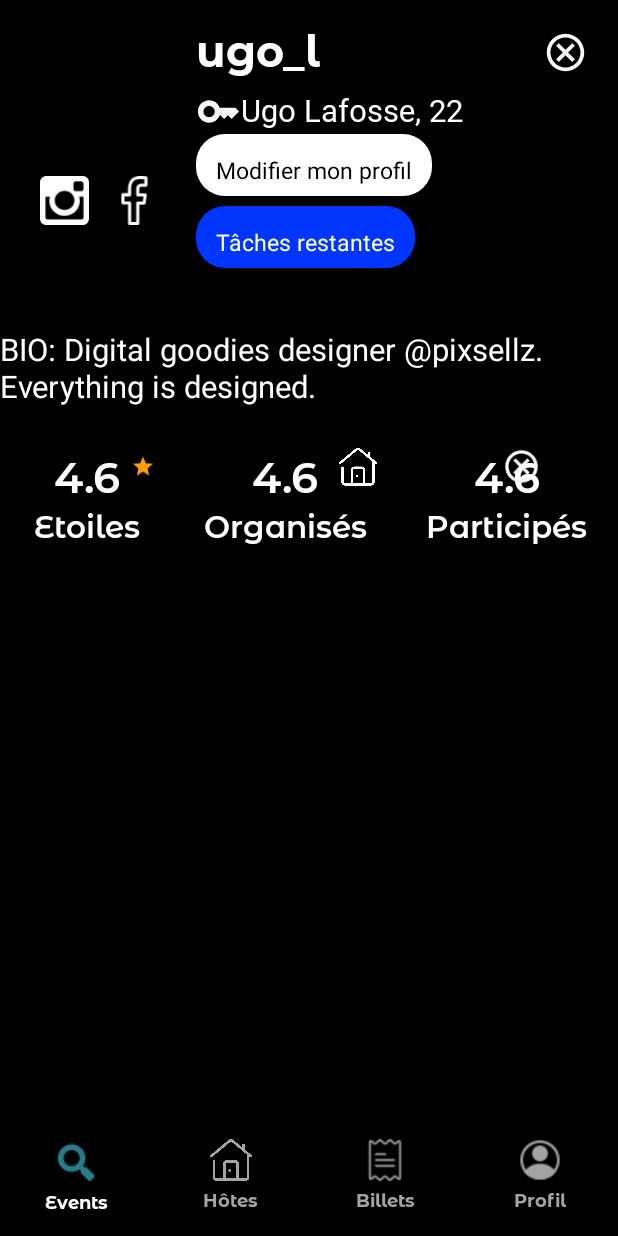
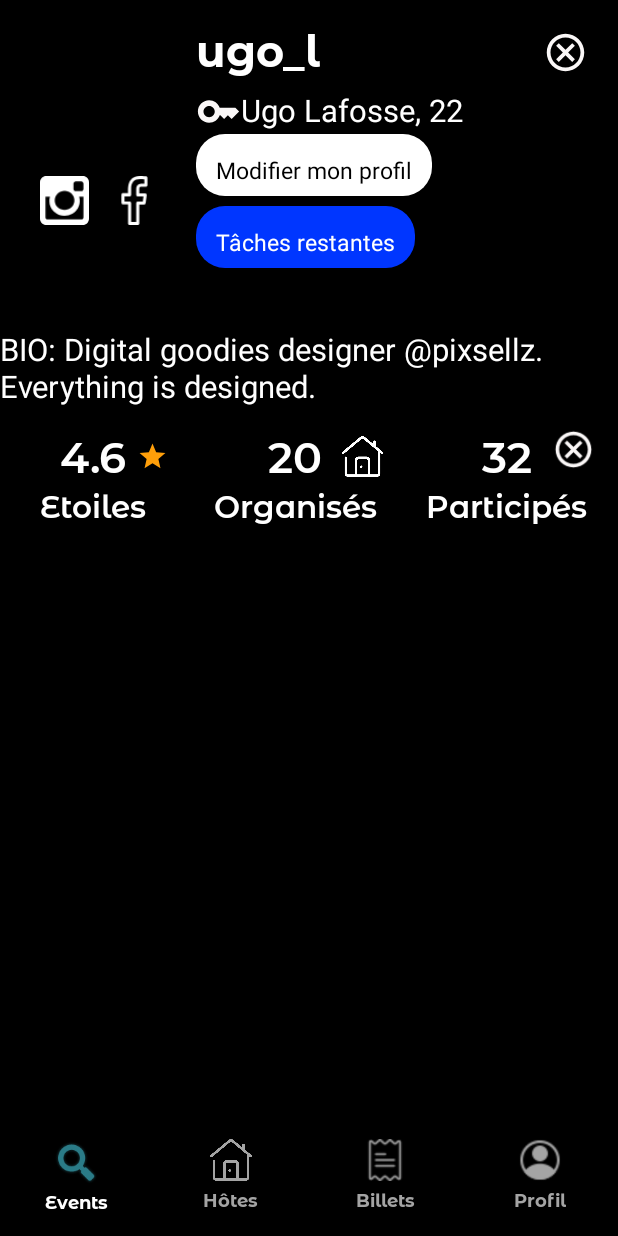
Before and after one commit to gaganpreetkis/clubin-Android, an Android app: the fragment ProfileDetailsFragment placed in its activity, on a phone screen of 412 x 824 dp. Run offline under Robolectric (Android 15) with nearby library versions, the phone set to English and light mode, and no system bars; our stand-ins replace sdp/ssp sizes.

Commit message:
add code profile fragment

```diff
--- a/app/src/main/java/com/clubin/com/tabbar/TabBarActivity.kt
+++ b/app/src/main/java/com/clubin/com/tabbar/TabBarActivity.kt
@@ -12,6 +12,7 @@ import androidx.fragment.app.Fragment
 import androidx.fragment.app.FragmentTransaction
 import com.clubin.com.R
 import com.clubin.com.fragment.event.view.EventFragment
+import com.clubin.com.profile.ProfileFragment
 
 class TabBarActivity : AppCompatActivity(), View.OnClickListener {
 
@@ -42,7 +43,12 @@ class TabBarActivity : AppCompatActivity(), View.OnClickListener {
 
         eventTab.performClick()
     }
-
+    companion object {
+        var mInstance: TabBarActivity? = null
+        fun getInstance(): TabBarActivity {
+            return mInstance!!
+        }
+    }
     private fun setupFindViewById() {
         container = findViewById(R.id.container)
 
@@ -99,11 +105,14 @@ class TabBarActivity : AppCompatActivity(), View.OnClickListener {
             }
             profileTab -> {
                 setupTabs(3)
+                addFragment(ProfileFragment(), false)
             }
         }
     }
 
-    fun addFragment(frag: Fragment, addToBackStack: Boolean) {
+
+
+    public fun addFragment(frag: Fragment, addToBackStack: Boolean) {
         /*if (!isFinishing) {
             util.hideKeyboard(this)
         }*/
@@ -121,7 +130,7 @@ class TabBarActivity : AppCompatActivity(), View.OnClickListener {
         if (addToBackStack) trans.addToBackStack(frag::class.java.simpleName)
 
         trans.commit()
-        supportFragmentManager.executePendingTransactions()
+        supportFragmentManager!!.executePendingTransactions()
     }
 
     fun removeFragment() {
--- a/app/src/main/res/layout/fragment_profile.xml
+++ b/app/src/main/res/layout/fragment_profile.xml
@@ -39,7 +39,7 @@
                     android:id="@+id/textViewAddress"
                     android:layout_width="wrap_content"
                     android:layout_height="wrap_content"
-                    android:fontFamily="@font/montserrat_alternates_medium"
+                    android:fontFamily="@font/montserrat_alternates_regular"
                     android:text="Ugo Lafosse, 22 ans"
                     android:textColor="@color/white"
                     android:textSize="@dimen/_16ssp" />
@@ -48,7 +48,7 @@
                     android:id="@+id/textViewAddress2"
                     android:layout_width="wrap_content"
                     android:layout_height="wrap_content"
-                    android:fontFamily="@font/montserrat_alternates_medium"
+                    android:fontFamily="@font/montserrat_alternates_regular"
                     android:text="Membre Clubin depuis 2020"
                     android:textColor="@color/white"
                     android:textSize="@dimen/_12ssp" />
@@ -67,6 +67,7 @@
             android:background="@color/grey" />
 
         <LinearLayout
+            android:id="@+id/view_center"
             android:layout_width="match_parent"
             android:layout_height="wrap_content"
             android:layout_margin="@dimen/_5sdp"
--- a/app/src/main/res/layout/fragment_profile_details.xml
+++ b/app/src/main/res/layout/fragment_profile_details.xml
@@ -70,7 +70,7 @@
                     android:layout_below="@+id/textViewName"
                     android:layout_marginTop="@dimen/_5sdp"
                     android:drawableLeft="@drawable/ic_baseline_key"
-                    android:fontFamily="@font/montserrat_alternates_medium"
+                    android:fontFamily="@font/montserrat_alternates_regular"
                     android:text="Ugo Lafosse, 22"
                     android:textColor="@color/white"
                     android:textSize="@dimen/_16ssp" />
@@ -133,7 +133,7 @@
         android:id="@+id/textViewBio"
         android:layout_width="wrap_content"
         android:layout_height="wrap_content"
-        android:layout_marginTop="@dimen/_10sdp"
+        android:layout_margin="@dimen/_10sdp"
         android:fontFamily="@font/montserrat_alternates_regular"
         android:text="BIO: Digital goodies designer @pixsellz. Everything is designed."
         android:textColor="@color/white"
@@ -141,12 +141,11 @@
         app:layout_constraintEnd_toEndOf="parent"
         app:layout_constraintStart_toStartOf="parent"
         app:layout_constraintTop_toBottomOf="@+id/topView"
-        tools:layout_editor_absoluteX="0dp" />
+  />
 
     <LinearLayout
         android:layout_width="match_parent"
         android:layout_height="wrap_content"
-        android:layout_marginTop="@dimen/_10sdp"
         android:orientation="horizontal"
         app:layout_constraintTop_toBottomOf="@+id/textViewBio">
 
@@ -167,11 +166,11 @@
                 android:textSize="@dimen/_22sdp"></TextView>
 
             <ImageView
-                android:layout_width="@dimen/_20sdp"
-                android:layout_height="@dimen/_20sdp"
+                android:layout_width="@dimen/_30sdp"
+                android:layout_height="@dimen/_30sdp"
+                android:layout_alignParentTop="true"
                 android:layout_marginLeft="@dimen/_5sdp"
                 android:layout_toRightOf="@+id/textRating"
-
                 android:src="@drawable/ic_baseline_star" />
 
             <TextView
@@ -197,15 +196,14 @@
                 android:layout_height="wrap_content"
                 android:layout_centerHorizontal="true"
                 android:fontFamily="@font/montserrat_alternates_semibold"
-                android:text="4.6"
-
+                android:text="20"
                 android:textColor="@color/white"
                 android:textSize="@dimen/_22sdp"></TextView>
 
             <ImageView
                 android:id="@+id/starImageView"
-                android:layout_width="@dimen/_20sdp"
-                android:layout_height="@dimen/_20sdp"
+                android:layout_width="@dimen/_30sdp"
+                android:layout_height="@dimen/_30sdp"
                 android:layout_marginLeft="@dimen/_10sdp"
                 android:layout_toRightOf="@+id/textOrg"
 
@@ -235,15 +233,16 @@
                 android:layout_height="wrap_content"
                 android:layout_centerHorizontal="true"
                 android:fontFamily="@font/montserrat_alternates_semibold"
-                android:text="4.6"
+                android:text="32"
                 android:textColor="@color/white"
                 android:textSize="@dimen/_22sdp"></TextView>
 
             <ImageView
-                android:layout_width="@dimen/_20sdp"
-                android:layout_height="@dimen/_20sdp"
-                android:layout_alignRight="@+id/textPart"
-                android:layout_marginLeft="@dimen/_5sdp"
+                android:layout_width="wrap_content"
+                android:layout_height="wrap_content"
+                android:layout_alignParentTop="true"
+                android:layout_marginLeft="@dimen/_10sdp"
+                android:layout_toRightOf="@+id/textPart"
                 android:src="@drawable/ic_outline_cancel" />
 
             <TextView
```
Also changed, not shown: app/src/main/java/com/clubin/com/profile/ProfileFragment.kt (+17 -25 lines).
